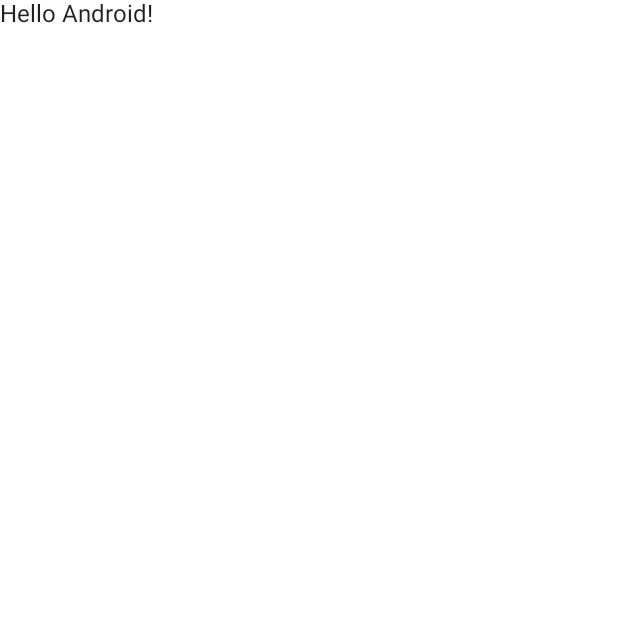
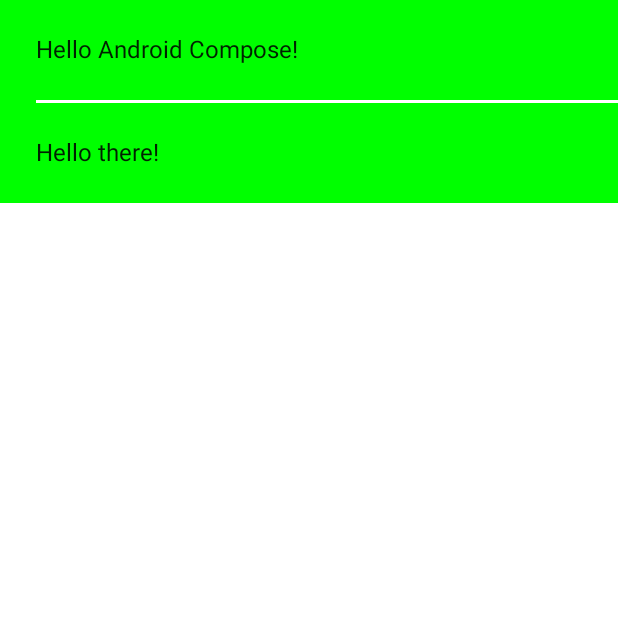
Before and after one commit to CountermeasureGIT/ComposeCodelab, an Android app built with Jetpack Compose: the screen it shows after launch (MainActivity), on a phone screen of 412 x 824 dp, the top half of it. Before the commit the part shown is almost empty. Run offline under Robolectric (Android 15) with nearby library versions, the phone set to English and light mode, and no system bars.

```diff
--- a/app/src/main/java/com/countermeasure_software/composecodelab/MainActivity.kt
+++ b/app/src/main/java/com/countermeasure_software/composecodelab/MainActivity.kt
@@ -3,36 +3,56 @@ package com.countermeasure_software.composecodelab
 import android.os.Bundle
 import androidx.activity.ComponentActivity
 import androidx.activity.compose.setContent
-import androidx.compose.material.MaterialTheme
+import androidx.compose.foundation.layout.Column
+import androidx.compose.foundation.layout.padding
+import androidx.compose.material.Divider
 import androidx.compose.material.Surface
 import androidx.compose.material.Text
 import androidx.compose.runtime.Composable
+import androidx.compose.ui.Modifier
+import androidx.compose.ui.graphics.Color
 import androidx.compose.ui.tooling.preview.Preview
+import androidx.compose.ui.unit.dp
 import com.countermeasure_software.composecodelab.ui.theme.ComposeCodelabTheme
 
 class MainActivity : ComponentActivity() {
     override fun onCreate(savedInstanceState: Bundle?) {
         super.onCreate(savedInstanceState)
         setContent {
-            ComposeCodelabTheme {
-                // A surface container using the 'background' color from the theme
-                Surface(color = MaterialTheme.colors.background) {
-                    Greeting("Android")
-                }
+            MyApp {
+                MyScreenContent()
             }
         }
     }
 }
 
 @Composable
+fun MyApp(content: @Composable () -> Unit) {
+    ComposeCodelabTheme {
+        Surface(color = Color.Green) {
+            content()
+        }
+    }
+}
+
+@Composable
+fun MyScreenContent() {
+    Column {
+        Greeting("Android Compose")
+        Divider(color = Color.White, thickness = 2.dp, startIndent = 24.dp)
+        Greeting("there")
+    }
+}
+
+@Composable
 fun Greeting(name: String) {
-    Text(text = "Hello $name!")
+    Text(text = "Hello $name!", modifier = Modifier.padding(24.dp))
 }
 
 @Preview(showBackground = true)
 @Composable
 fun DefaultPreview() {
-    ComposeCodelabTheme {
-        Greeting("Android")
+    MyApp {
+        MyScreenContent()
     }
 }
```
